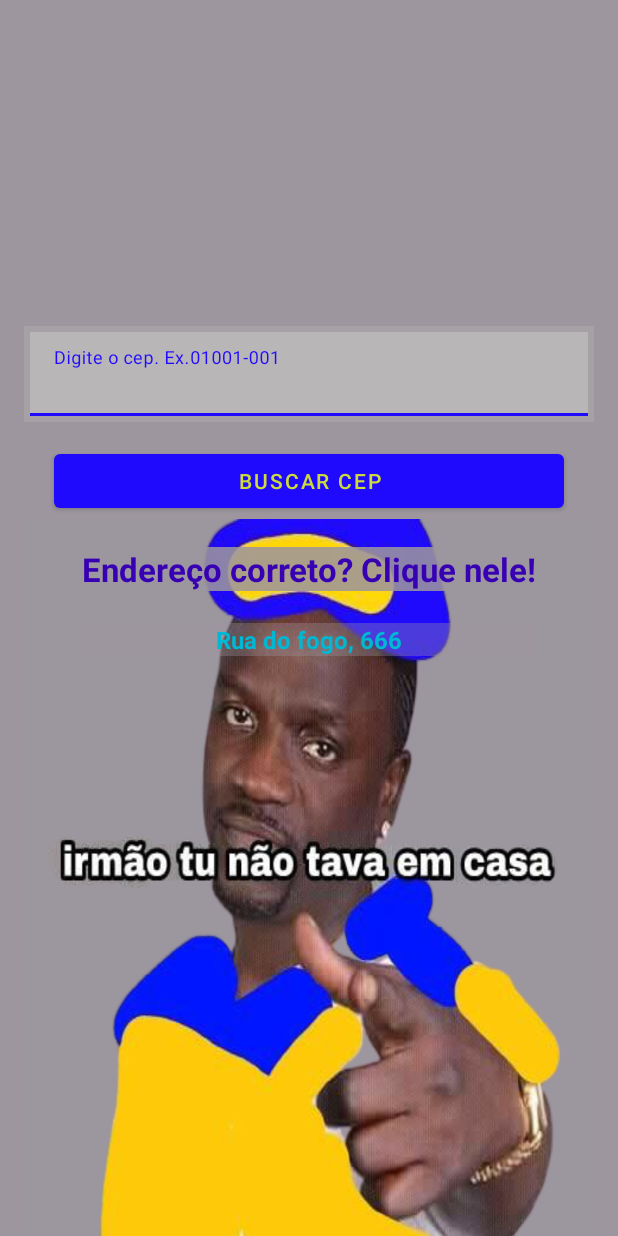
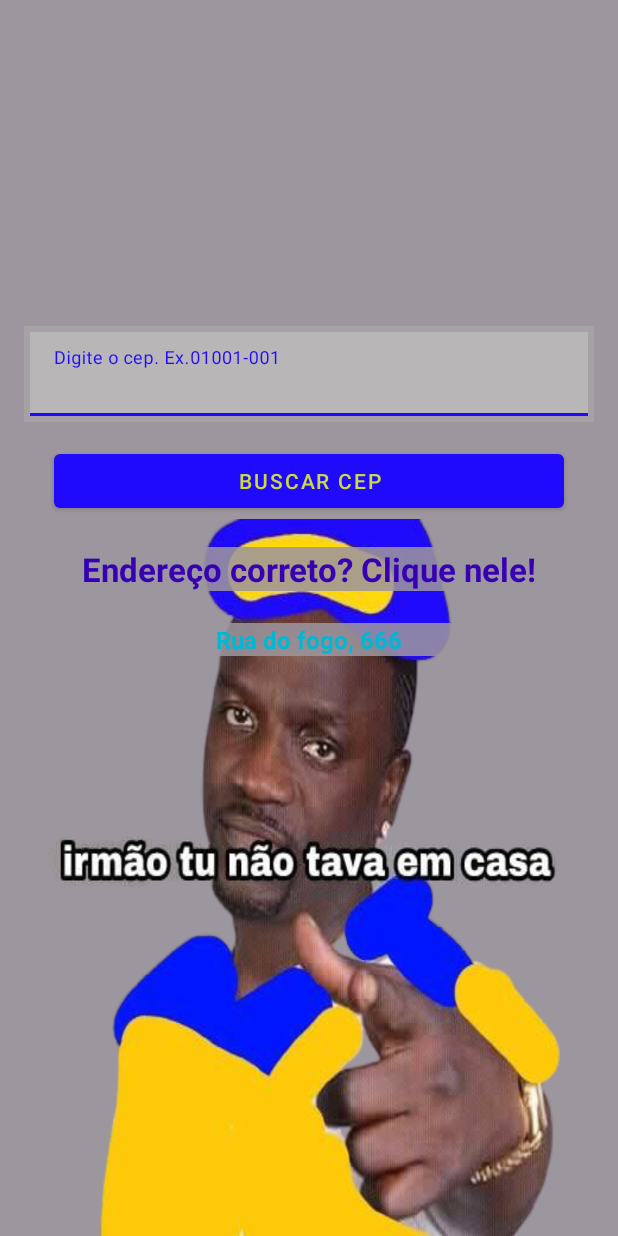
Before and after one commit to Aledsilva/BuscaCEP, an Android app: the layout activity_main.xml on its own in the app's theme, with its tools: preview values and no code run, on a phone screen of 412 x 824 dp. Run offline under Robolectric (Android 15) with nearby library versions, the phone set to English and light mode, and no system bars; network calls fail.

Commit message:
Pequenas corroções de background de texto e espaçamento no texto de resultado.

```diff
--- a/app/src/main/java/com/example/cepnokotlin/activities/MainActivity.kt
+++ b/app/src/main/java/com/example/cepnokotlin/activities/MainActivity.kt
@@ -98,7 +98,7 @@ class MainActivity : AppCompatActivity() {
                             txt_resultado.text = "Por favor, digite um CEP válido"
                         else -> {
                             txt_aviso.visibility = View.VISIBLE
-                            txt_resultado.text = "$logradouro,$bairro - $cidade-$uf"
+                            txt_resultado.text = "$logradouro, $bairro - $cidade-$uf"
                         }
                     }
                 }
@@ -116,7 +116,7 @@ class MainActivity : AppCompatActivity() {
 
     override fun onPause() {
         super.onPause()
-        if (mediaPlayer.isPlaying) {
+        if (mediaPlayer != null) {
             mediaPlayer.pause()
         }
     }
--- a/app/src/main/res/layout/activity_main.xml
+++ b/app/src/main/res/layout/activity_main.xml
@@ -67,7 +67,7 @@
         android:layout_width="0dp"
         android:layout_height="wrap_content"
         android:layout_marginBottom="389dp"
-        android:background="#599D969E"
+        android:background="#DC9D969E"
         android:textAppearance="@style/TextAppearance.AppCompat.Large"
         android:textColor="#00B8D4"
         android:textSize="16sp"
```
